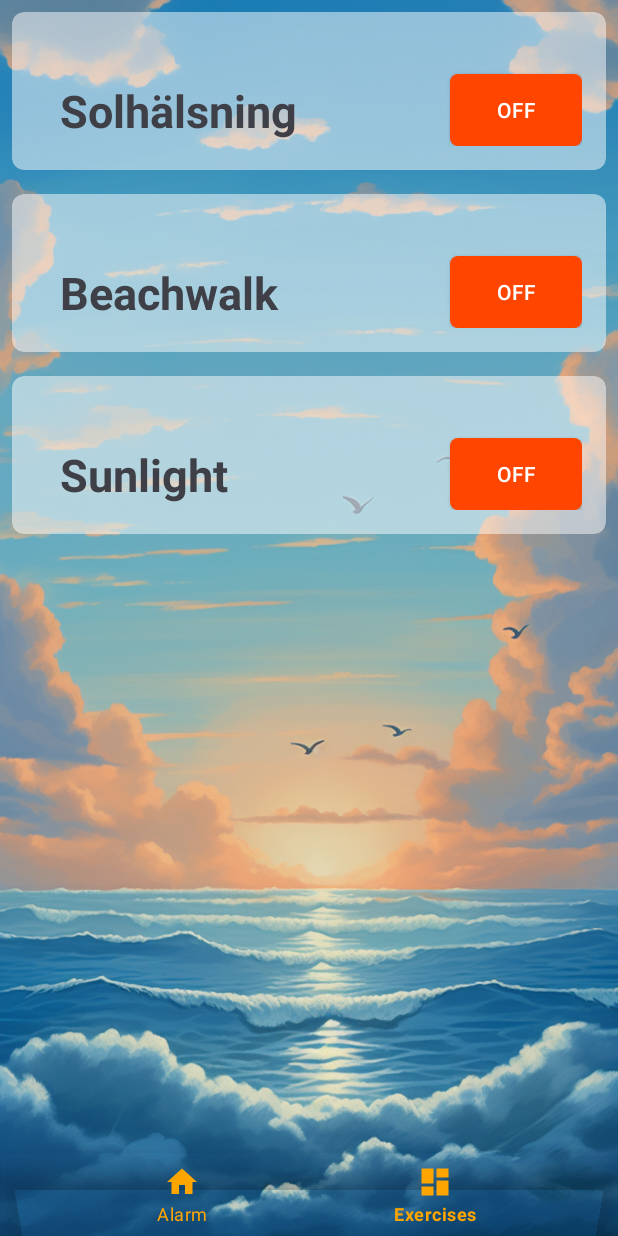
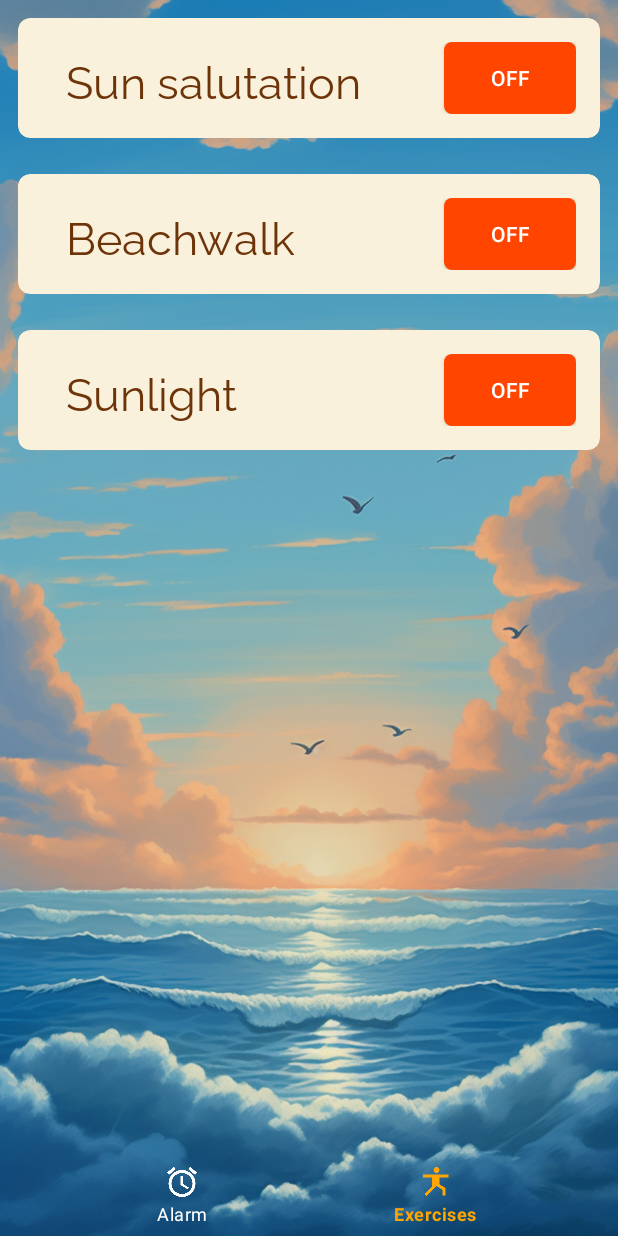
Before and after one commit to filvan1/MAMN01-project, an Android app: the ExercisesFragment screen opened through its navigation route, on a phone screen of 412 x 824 dp. Run offline under Robolectric (Android 15) with nearby library versions, the phone set to English and light mode, and no system bars; our stand-ins replace navigation-ui.

Commit message:
Fixed navbar and exerciselist

```diff
--- a/app/src/main/java/com/example/mamn01_project/ui/exercises/ExerciseFragment.java
+++ b/app/src/main/java/com/example/mamn01_project/ui/exercises/ExerciseFragment.java
@@ -32,7 +32,7 @@ public class ExerciseFragment extends Fragment {
     // the fragment initialization parameters, e.g. ARG_ITEM_NUMBER
     private static final String ARG_PARAM1 = "param1";
     private static final String ARG_PARAM2 = "param2";
-    private static final String SUN_SALUTATION = "Solhälsning";
+    private static final String SUN_SALUTATION = "Sun salutation";
     private static final String BEACH_WALK = "Beachwalk";
 
     // TODO: Rename and change types of parameters
@@ -126,7 +126,7 @@ public class ExerciseFragment extends Fragment {
 
             switch(exerciseName) {
 
-                case "Solhälsning":
+                case "Sun salutation":
                     imageView.setImageResource(R.drawable.sun_salutation);
                     Glide.with(this).asGif().load(R.drawable.sun_salutation).into(imageView);
 
--- a/app/src/main/java/com/example/mamn01_project/ui/exercises/ExercisesViewModel.java
+++ b/app/src/main/java/com/example/mamn01_project/ui/exercises/ExercisesViewModel.java
@@ -14,7 +14,7 @@ public class ExercisesViewModel extends ViewModel {
     public ExercisesViewModel() {
         exercises = new MutableLiveData<>();
         List<ExerciseListEntry> startingExercises = new ArrayList<>();
-        startingExercises.add(new ExerciseListEntry("Solhälsning"));
+        startingExercises.add(new ExerciseListEntry("Sun salutation"));
         startingExercises.add(new ExerciseListEntry("Beachwalk"));
         startingExercises.add(new ExerciseListEntry("Sunlight"));
 
--- a/app/src/main/res/color/bottom_nav_colors.xml
+++ b/app/src/main/res/color/bottom_nav_colors.xml
@@ -1,4 +1,5 @@
 <?xml version="1.0" encoding="utf-8"?>
 <selector xmlns:android="http://schemas.android.com/apk/res/android">
-
+    <item android:color="@color/vibrant_orange" android:state_checked="true" />
+    <item android:color="#FFFFFF" />
 </selector>
--- a/app/src/main/res/layout/activity_wake.xml
+++ b/app/src/main/res/layout/activity_wake.xml
@@ -13,9 +13,11 @@
         android:layout_marginStart="0dp"
         android:layout_marginEnd="0dp"
         android:background="@android:color/transparent"
+        android:outlineAmbientShadowColor="@android:color/transparent"
+        android:outlineSpotShadowColor="@android:color/transparent"
         app:itemBackground="@android:color/transparent"
-        app:itemIconTint="@color/vibrant_orange"
-        app:itemTextColor="@color/vibrant_orange"
+        app:itemIconTint="@color/bottom_nav_colors"
+        app:itemTextColor="@color/bottom_nav_colors"
         app:layout_constraintBottom_toBottomOf="parent"
         app:layout_constraintLeft_toLeftOf="parent"
         app:layout_constraintRight_toRightOf="parent"
--- a/app/src/main/res/layout/exercise_item.xml
+++ b/app/src/main/res/layout/exercise_item.xml
@@ -5,10 +5,10 @@
     xmlns:tools="http://schemas.android.com/tools"
     android:layout_width="match_parent"
     android:layout_height="wrap_content"
-    android:layout_margin="8dp"
+    android:layout_margin="12dp"
     app:cardCornerRadius="8dp"
     app:cardElevation="0dp"
-    app:cardBackgroundColor="#80FFFFFF">
+    app:cardBackgroundColor="#F9F1DB">
 
 <androidx.constraintlayout.widget.ConstraintLayout
     xmlns:android="http://schemas.android.com/apk/res/android"
@@ -24,11 +24,10 @@
         android:layout_width="0dp"
         android:layout_height="wrap_content"
         android:text="Exercise Name"
-        android:layout_marginTop="25sp"
         android:textSize="30sp"
         android:layout_marginStart="16dp"
-        android:textColor="#3F4047"
-        android:textStyle="bold"
+        android:textColor="#6E3409"
+        android:fontFamily="@font/ralewayregular"
         app:layout_constraintTop_toTopOf="parent"
         app:layout_constraintBottom_toBottomOf="parent"
         app:layout_constraintStart_toStartOf="parent"
@@ -40,7 +39,6 @@
         android:layout_width="wrap_content"
         android:layout_height="wrap_content"
         android:background="@drawable/toggle_button_background"
-        android:layout_marginTop="25sp"
         android:textOn="ON"
         android:textOff="OFF"
         android:textColor="#FFFFFF"
--- a/app/src/main/res/menu/bottom_nav_menu.xml
+++ b/app/src/main/res/menu/bottom_nav_menu.xml
@@ -4,12 +4,12 @@
 
     <item
         android:id="@+id/navigation_alarm"
-        android:icon="@drawable/ic_home_black_24dp"
+        android:icon="@drawable/alarm"
         android:title="@string/title_alarm" />
 
     <item
         android:id="@+id/navigation_exercises"
-        android:icon="@drawable/ic_dashboard_black_24dp"
+        android:icon="@drawable/yoga"
         android:title="@string/title_exercises" />
 
 </menu>
```
